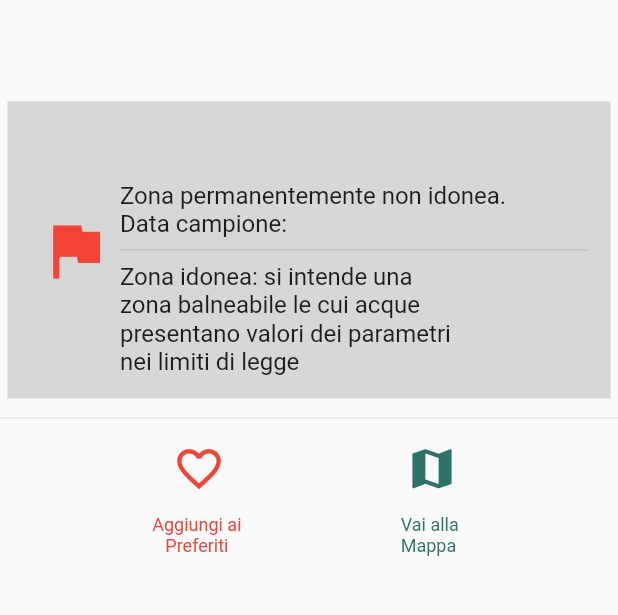
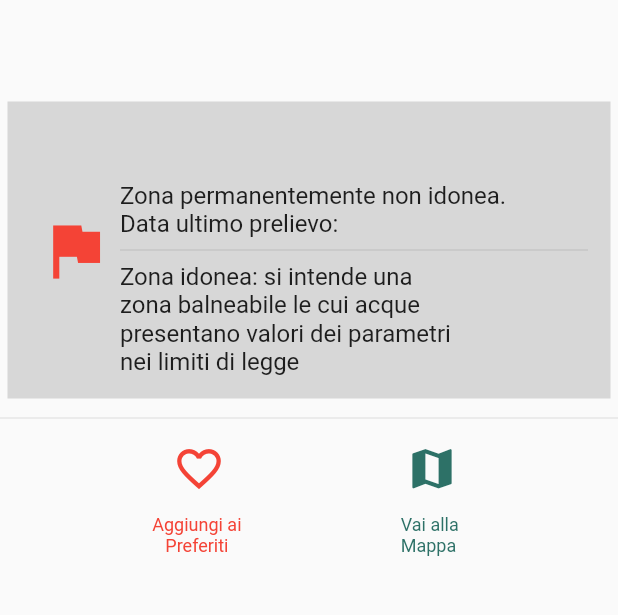
Before and after one commit to venetoarpa/arpav_balneazione, a Flutter app: the ContainerDetailSitoStateful screen opened directly with empty values, on a phone screen of 412 x 824 dp, the part 197-812 px from its top. Run offline on Flutter 3.47's test engine with Material 2 defaults, Android fonts, the phone set to English and light mode, and no system bars; our stand-ins replace fluttertoast, shared_preferences; missing offline and left inert: xml2json; accounts and stored records are empty; network calls fail.

Commit message:
fatta modifica a data campione

```diff
--- a/lib/main.dart
+++ b/lib/main.dart
@@ -764,7 +764,7 @@ class _ContainerDetailSitoStateful extends State<ContainerDetailSitoStateful> {
                                     textAlign: TextAlign.left,
                                     style: new TextStyle(fontSize: 16.0)),
 
-                                new Text("Data campione: " + sito.data_campione,
+                                new Text("Data ultimo prelievo: " + sito.data_campione,
                                     textAlign: TextAlign.left,
                                     style: new TextStyle(fontSize: 16.0)),
                                 new Divider(),
```
